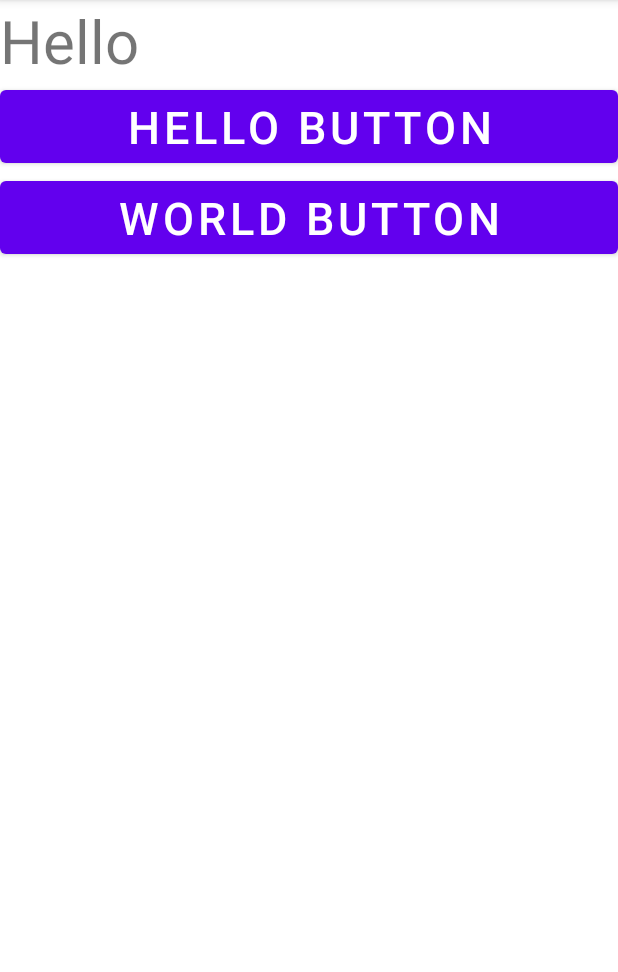
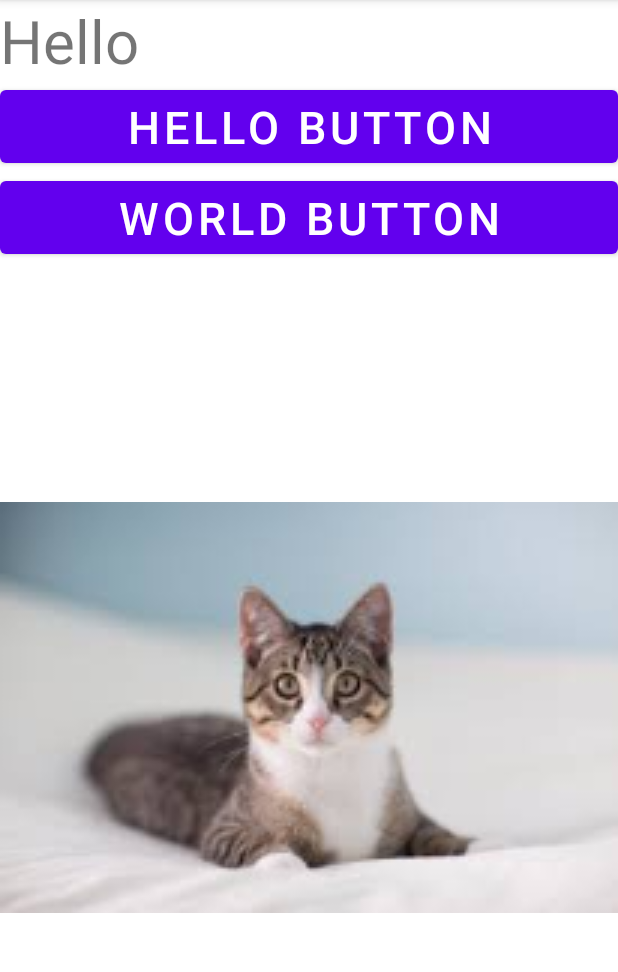
Before and after one commit to scgyong-kpu/spgp_2021, an Android app: the screen it shows after launch (MainActivity), after a tap on "HELLO BUTTON", on a phone screen of 412 x 824 dp, the part 84-1056 px from its top. Run offline under Robolectric (Android 15) with nearby library versions, the light colour scheme and no system bars.

Commit message:
고양이 그림 다섯장 준비하고 버튼 누를때마다 다른 이미지를 보여주도록.

```diff
--- a/Samples/FirstApp/app/src/main/java/kr/ac/kpu/game/s1234567/firstapp/MainActivity.java
+++ b/Samples/FirstApp/app/src/main/java/kr/ac/kpu/game/s1234567/firstapp/MainActivity.java
@@ -5,11 +5,13 @@ import androidx.appcompat.app.AppCompatActivity;
 import android.os.Bundle;
 import android.view.View;
 import android.widget.Button;
+import android.widget.ImageView;
 import android.widget.TextView;
 
 public class MainActivity extends AppCompatActivity {
 
     private TextView mainTextView;
+    private ImageView mainImageView;
 
     @Override
     protected void onCreate(Bundle savedInstanceState) {
@@ -18,6 +20,8 @@ public class MainActivity extends AppCompatActivity {
 
         mainTextView = findViewById(R.id.mainTextView);
         mainTextView.setText("Program started");
+
+        mainImageView = findViewById(R.id.mainImageView);
 
 //        Button helloButton = findViewById(R.id.helloButton);
 //        helloButton.setOnClickListener(this);
@@ -28,9 +32,11 @@ public class MainActivity extends AppCompatActivity {
 
     public void onBtnHello(View view) {
         mainTextView.setText("Hello");
+        mainImageView.setImageResource(R.mipmap.cat2);
     }
 
     public void onBtnWorld(View view) {
         mainTextView.setText("World");
+        mainImageView.setImageResource(R.mipmap.cat3);
     }
 }
--- a/Samples/FirstApp/app/src/main/res/layout/activity_main.xml
+++ b/Samples/FirstApp/app/src/main/res/layout/activity_main.xml
@@ -30,5 +30,12 @@
         android:textSize="30sp"
         android:onClick="onBtnWorld"
         />
+    <ImageView
+        android:id="@+id/mainImageView"
+        android:layout_width="match_parent"
+        android:layout_height="match_parent"
+        android:layout_weight="1"
+        android:src="@mipmap/cat1"
+        />
 
 </LinearLayout>
```
Also changed, not shown: Samples/FirstApp/app/src/main/res/mipmap-xhdpi/cat1.jpg (added), Samples/FirstApp/app/src/main/res/mipmap-xhdpi/cat2.jpg (added), Samples/FirstApp/app/src/main/res/mipmap-xhdpi/cat3.jpg (added), Samples/FirstApp/app/src/main/res/mipmap-xhdpi/cat4.jpg (added), Samples/FirstApp/app/src/main/res/mipmap-xhdpi/cat5.jpg (added).
